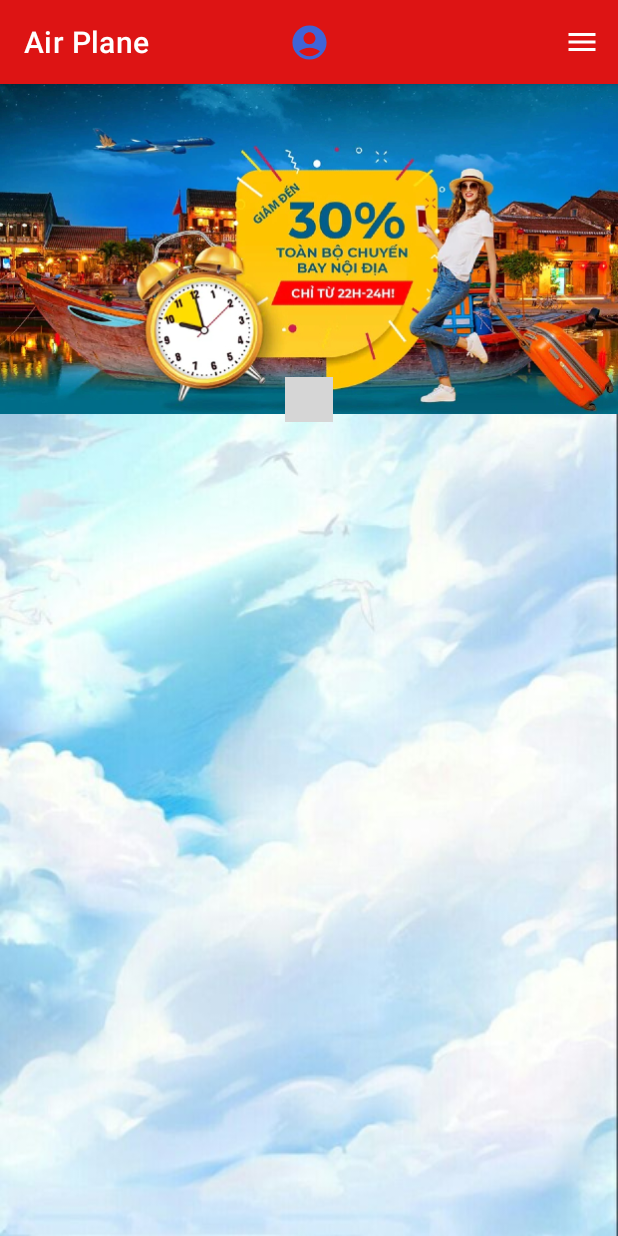
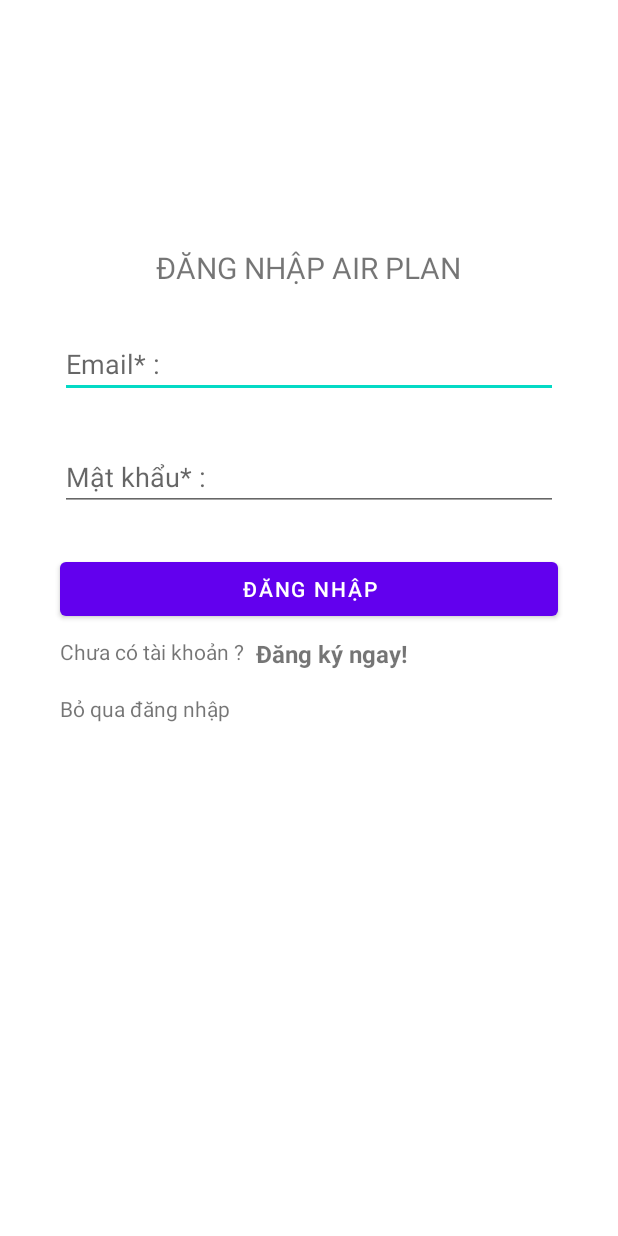
Before and after one commit to tannha12345663/AppDatVeMayBay, an Android app: the screen it shows after launch (MainActivity before the commit, SigninActivity after it), on a phone screen of 412 x 824 dp. Run offline under Robolectric (Android 15) with nearby library versions, the phone set to English and light mode, and no system bars; our stand-ins replace Firebase (no records; nobody signed in at launch, a user with empty details on screens opened directly); plain views replace CircleIndicator; grey boxes are pictures that could not be loaded.

Commit message:
Cập nhật GD (11/10/2022) Thông tin bổ sung: + Chức năng đăng nhập đăng ký , đăng xuất + Thêm vài thành phần khác

```diff
--- /dev/null
+++ b/app/src/main/java/com/example/appdatvemaybay/DemoActivity.java
@@ -0,0 +1,46 @@
+package com.example.appdatvemaybay;
+
+import androidx.appcompat.app.AppCompatActivity;
+
+import android.content.Intent;
+import android.os.Bundle;
+import android.os.Handler;
+
+import com.google.firebase.auth.FirebaseAuth;
+import com.google.firebase.auth.FirebaseUser;
+
+public class DemoActivity extends AppCompatActivity {
+    Handler handler;
+    FirebaseUser user;
+    Intent intent;
+    @Override
+    protected void onCreate(Bundle savedInstanceState) {
+        super.onCreate(savedInstanceState);
+        setContentView(R.layout.activity_demo);
+        handler = new Handler();
+        handler.postDelayed(new Runnable() {
+            @Override
+            public void run() {
+                nextActivity();
+            }
+        },2000);
+    }
+
+    private void nextActivity() {
+        user = FirebaseAuth.getInstance().getCurrentUser();
+        //Check login
+        if (user==null){
+            //Chưa login
+            intent = new Intent(this,SigninActivity.class);
+            startActivity(intent);
+        }
+
+        else {
+            //Đã login
+            //Chuyển sang màn hình chính
+            intent = new Intent(this,MainActivity.class);
+            startActivity(intent);
+        }
+        finish();
+    }
+}
--- /dev/null
+++ b/app/src/main/java/com/example/appdatvemaybay/SigninActivity.java
@@ -0,0 +1,96 @@
+package com.example.appdatvemaybay;
+
+import androidx.annotation.NonNull;
+import androidx.appcompat.app.AppCompatActivity;
+
+import android.app.ProgressDialog;
+import android.content.Intent;
+import android.os.Bundle;
+import android.text.TextUtils;
+import android.util.Log;
+import android.view.View;
+import android.widget.Button;
+import android.widget.EditText;
+import android.widget.TextView;
+import android.widget.Toast;
+
+import com.google.android.gms.tasks.OnCompleteListener;
+import com.google.android.gms.tasks.Task;
+import com.google.firebase.auth.AuthResult;
+import com.google.firebase.auth.FirebaseAuth;
+import com.google.firebase.auth.FirebaseUser;
+
+public class SigninActivity extends AppCompatActivity {
+    TextView tvDangKy,tv_skip;
+    Button btnDangNhap;
+    Intent intent;
+    EditText etEmail,etPass;
+    //Firebase
+    FirebaseAuth mAuth;
+    //Thông báo load
+    ProgressDialog progressDialog;
+    @Override
+    protected void onCreate(Bundle savedInstanceState) {
+        super.onCreate(savedInstanceState);
+        setContentView(R.layout.activity_signin);
+        etEmail=findViewById(R.id.etEmail);
+        etPass=findViewById(R.id.etPass);
+        tv_skip=findViewById(R.id.tvSkip);
+        tvDangKy = findViewById(R.id.tvSignup);
+        tvDangKy.setOnClickListener(new View.OnClickListener() {
+            @Override
+            public void onClick(View view) {
+                intent = new Intent(SigninActivity.this,SignUpActivity.class);
+                startActivity(intent);
+            }
+        });
+        tv_skip.setOnClickListener(new View.OnClickListener() {
+            @Override
+            public void onClick(View view) {
+                intent = new Intent(SigninActivity.this,MainActivity.class);
+                startActivity(intent);
+            }
+        });
+        btnDangNhap=findViewById(R.id.btnDangNhap);
+        btnDangNhap.setOnClickListener(new View.OnClickListener() {
+            @Override
+            public void onClick(View view) {
+                //Kiểm tra thông tin nhập có đúng định dạng không
+                if (TextUtils.isEmpty(etEmail.getText().toString().trim())|| TextUtils.isEmpty(etPass.getText().toString().trim())){
+                    Toast.makeText(SigninActivity.this, "Thông tin nhập bị thiếu hoặc sai định dạnh. Vui lòng nhập lại !", Toast.LENGTH_SHORT).show();
+                }
+                else {
+                    onClickDangNhap();
+                }
+
+            }
+        });
+
+        progressDialog = new ProgressDialog(SigninActivity.this);
+    }
+
+    private void onClickDangNhap() {
+        String email=etEmail.getText().toString().trim();
+        String password = etPass.getText().toString().trim();
+        mAuth=FirebaseAuth.getInstance();
+        progressDialog.setMessage("Xin vui lòng đợi giây lát");
+        progressDialog.show();
+        mAuth.signInWithEmailAndPassword(email, password)
+                .addOnCompleteListener(this, new OnCompleteListener<AuthResult>() {
+                    @Override
+                    public void onComplete(@NonNull Task<AuthResult> task) {
+                        progressDialog.dismiss();
+                        if (task.isSuccessful()) {
+                            // Sign in success, update UI with the signed-in user's information
+                            intent=new Intent(SigninActivity.this,MainActivity.class);
+                            startActivity(intent);
+                            finishAffinity();
+                        } else {
+                            // If sign in fails, display a message to the user.
+                            Toast.makeText(SigninActivity.this, "Đăng nhập không thành công. Vui lòng xem lại Email và Pass !" ,
+                                    Toast.LENGTH_SHORT).show();
+                        }
+                    }
+                });
+    }
+}
--- a/app/src/main/res/drawable/ic_baseline_account_circle_24.xml
+++ b/app/src/main/res/drawable/ic_baseline_account_circle_24.xml
@@ -1,4 +1,4 @@
-<vector android:height="24dp" android:tint="#4064D7"
+<vector android:height="24dp" android:tint="#FFFFFF"
     android:viewportHeight="24" android:viewportWidth="24"
     android:width="24dp" xmlns:android="http://schemas.android.com/apk/res/android">
     <path android:fillColor="@android:color/white" android:pathData="M12,2C6.48,2 2,6.48 2,12s4.48,10 10,10s10,-4.48 10,-10S17.52,2 12,2zM12,6c1.93,0 3.5,1.57 3.5,3.5S13.93,13 12,13s-3.5,-1.57 -3.5,-3.5S10.07,6 12,6zM12,20c-2.03,0 -4.43,-0.82 -6.14,-2.88C7.55,15.8 9.68,15 12,15s4.45,0.8 6.14,2.12C16.43,19.18 14.03,20 12,20z"/>
--- /dev/null
+++ b/app/src/main/res/layout/activity_signin.xml
@@ -0,0 +1,97 @@
+<?xml version="1.0" encoding="utf-8"?>
+<androidx.constraintlayout.widget.ConstraintLayout xmlns:android="http://schemas.android.com/apk/res/android"
+    xmlns:app="http://schemas.android.com/apk/res-auto"
+    xmlns:tools="http://schemas.android.com/tools"
+    android:layout_width="match_parent"
+    android:layout_height="match_parent"
+    android:padding="20dp"
+    tools:context=".SigninActivity">
+
+    <TextView
+        android:id="@+id/textView2"
+        android:layout_width="wrap_content"
+        android:layout_height="wrap_content"
+        android:layout_marginBottom="28dp"
+        android:text="ĐĂNG NHẬP AIR PLAN"
+        android:textSize="20sp"
+        app:layout_constraintBottom_toTopOf="@+id/etEmail"
+        app:layout_constraintEnd_toEndOf="parent"
+        app:layout_constraintStart_toStartOf="parent" />
+
+    <EditText
+        android:id="@+id/etEmail"
+        android:layout_width="0dp"
+        android:layout_height="wrap_content"
+        android:layout_marginStart="20dp"
+        android:layout_marginTop="200dp"
+        android:layout_marginEnd="20dp"
+        android:ems="10"
+        android:hint="Email* : "
+        android:inputType="textEmailAddress"
+        android:selectAllOnFocus="true"
+        android:textColor="#000000"
+        app:layout_constraintEnd_toEndOf="parent"
+        app:layout_constraintStart_toStartOf="parent"
+        app:layout_constraintTop_toTopOf="parent" />
+
+    <EditText
+        android:id="@+id/etPass"
+        android:layout_width="0dp"
+        android:layout_height="wrap_content"
+        android:layout_marginStart="20dp"
+        android:layout_marginTop="30dp"
+        android:layout_marginEnd="20dp"
+        android:ems="10"
+        android:hint="Mật khẩu* : "
+        android:inputType="textPassword"
+        android:selectAllOnFocus="true"
+        android:singleLine="false"
+        app:layout_constraintEnd_toEndOf="parent"
+        app:layout_constraintStart_toStartOf="parent"
+        app:layout_constraintTop_toBottomOf="@+id/etEmail" />
+
+    <Button
+        android:id="@+id/btnDangNhap"
+        android:layout_width="0dp"
+        android:layout_height="wrap_content"
+        android:layout_marginTop="28dp"
+        android:text="Đăng nhập"
+        app:layout_constraintEnd_toEndOf="@+id/etPass"
+        app:layout_constraintHorizontal_bias="0.0"
+        app:layout_constraintStart_toStartOf="@+id/etPass"
+        app:layout_constraintTop_toBottomOf="@+id/etPass" />
+
+    <TextView
+        android:id="@+id/textView3"
+        android:layout_width="wrap_content"
+        android:layout_height="wrap_content"
+        android:layout_marginTop="8dp"
+        android:text="Chưa có tài khoản ?"
+        app:layout_constraintStart_toStartOf="@+id/btnDangNhap"
+        app:layout_constraintTop_toBottomOf="@+id/btnDangNhap" />
+
+    <TextView
+        android:id="@+id/tvSignup"
+        android:layout_width="wrap_content"
+        android:layout_height="wrap_content"
+        android:layout_marginStart="8dp"
+        android:layout_marginTop="8dp"
+        android:text="Đăng ký ngay!"
+        android:textSize="16sp"
+        android:textStyle="bold"
+        app:layout_constraintStart_toEndOf="@+id/textView3"
+        app:layout_constraintTop_toBottomOf="@+id/btnDangNhap" />
+
+    <TextView
+        android:id="@+id/tvSkip"
+        android:layout_width="wrap_content"
+        android:layout_height="wrap_content"
+        android:layout_marginTop="16dp"
+        android:text="Bỏ qua đăng nhập"
+        app:layout_constraintEnd_toEndOf="@+id/textView3"
+        app:layout_constraintHorizontal_bias="0.0"
+        app:layout_constraintStart_toStartOf="@+id/textView3"
+        app:layout_constraintTop_toBottomOf="@+id/tvSignup" />
+
+
+</androidx.constraintlayout.widget.ConstraintLayout>
--- a/app/src/main/res/layout/giaodientrangchu.xml
+++ /dev/null
@@ -1,6 +0,0 @@
-<?xml version="1.0" encoding="utf-8"?>
-<androidx.constraintlayout.widget.ConstraintLayout xmlns:android="http://schemas.android.com/apk/res/android"
-    android:layout_width="match_parent"
-    android:layout_height="match_parent">
-
-</androidx.constraintlayout.widget.ConstraintLayout>
--- a/app/src/main/res/layout/layout_header_navigatetion.xml
+++ b/app/src/main/res/layout/layout_header_navigatetion.xml
@@ -13,7 +13,7 @@
         android:layout_height="40dp"
         android:layout_marginStart="16dp"
         android:layout_marginTop="20dp"
-        android:src="@drawable/avatar"
+        android:src="@drawable/ic_baseline_account_circle_24"
         app:layout_constraintStart_toStartOf="parent"
         app:layout_constraintTop_toTopOf="parent"></de.hdodenhof.circleimageview.CircleImageView>
 
@@ -23,7 +23,7 @@
         android:layout_width="wrap_content"
         android:layout_height="wrap_content"
         android:layout_marginStart="12dp"
-        android:text="Nhã Khang Nhi"
+        android:text="Đăng nhập | Đăng ký"
         android:textAlignment="center"
         android:textColor="@color/white"
         android:textSize="15dp"
@@ -36,7 +36,6 @@
         android:id="@+id/logout"
         android:layout_width="wrap_content"
         android:layout_height="30dp"
-
         android:layout_marginEnd="16dp"
         android:background="@drawable/ic_baseline_logout_24"
         app:layout_constraintBottom_toBottomOf="parent"
--- a/app/src/main/res/values/strings.xml
+++ b/app/src/main/res/values/strings.xml
@@ -8,4 +8,6 @@
 
     <string name="navigation_drawer_open">Open navigation</string>
     <string name="navigation_drawer_close">Close navigation</string>
+    <!-- TODO: Remove or change this placeholder text -->
+    <string name="hello_blank_fragment">Hello blank fragment</string>
 </resources>
```
Also changed, not shown: app/build.gradle (+8 -0 lines), app/src/main/AndroidManifest.xml (+10 -1 lines), app/src/main/java/com/example/appdatvemaybay/MainActivity.java (+92 -10 lines), app/src/main/java/com/example/appdatvemaybay/SignUpActivity.java (added, +93 -0 lines), app/src/main/res/layout/activity_demo.xml (added, +31 -0 lines), app/src/main/res/layout/activity_main.xml (+11 -0 lines), app/src/main/res/layout/activity_sign_up.xml (added, +70 -0 lines), build.gradle (+7 -0 lines), 1 other file.
